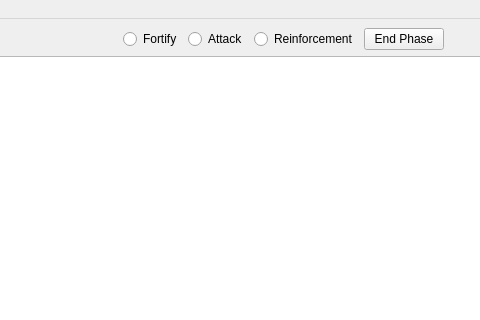
First picture: the form in gui/mainscreen.ui, repository TaimoorRana/Risk, before the edit; both pictures show x 234 to 714 and y 0 to 320 of the 1034 by 730 pixel window.
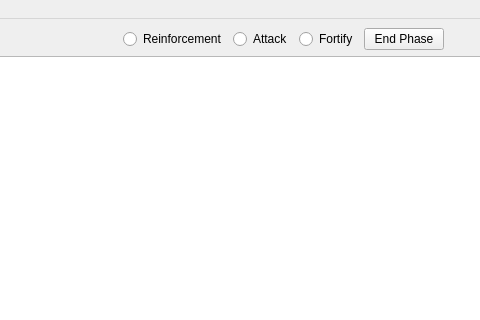
Second picture: the form after the edit.

Commit message: Changed Phase Position

What changed in the file:
```diff
--- a/gui/mainscreen.ui
+++ b/gui/mainscreen.ui
@@ -37,26 +37,6 @@
             </property>
            </spacer>
           </item>
-          <item>
-           <widget class="QRadioButton" name="fortifyRadio">
-            <property name="text">
-             <string>Fortify</string>
-            </property>
-            <attribute name="buttonGroup">
-             <string notr="true">buttonGroup</string>
-            </attribute>
-           </widget>
-          </item>
-          <item>
-           <widget class="QRadioButton" name="attackRadio">
-            <property name="text">
-             <string>Attack</string>
-            </property>
-            <attribute name="buttonGroup">
-             <string notr="true">buttonGroup</string>
-            </attribute>
-           </widget>
-          </item>
           <item>
            <widget class="QRadioButton" name="reinforcementRadio">
             <property name="text">
@@ -67,6 +47,26 @@
             </attribute>
            </widget>
           </item>
+          <item>
+           <widget class="QRadioButton" name="attackRadio">
+            <property name="text">
+             <string>Attack</string>
+            </property>
+            <attribute name="buttonGroup">
+             <string notr="true">buttonGroup</string>
+            </attribute>
+           </widget>
+          </item>
+          <item>
+           <widget class="QRadioButton" name="fortifyRadio">
+            <property name="text">
+             <string>Fortify</string>
+            </property>
+            <attribute name="buttonGroup">
+             <string notr="true">buttonGroup</string>
+            </attribute>
+           </widget>
+          </item>
           <item>
            <widget class="QPushButton" name="pushButton">
             <property name="text">
```
The commit also changes 1 other file.
